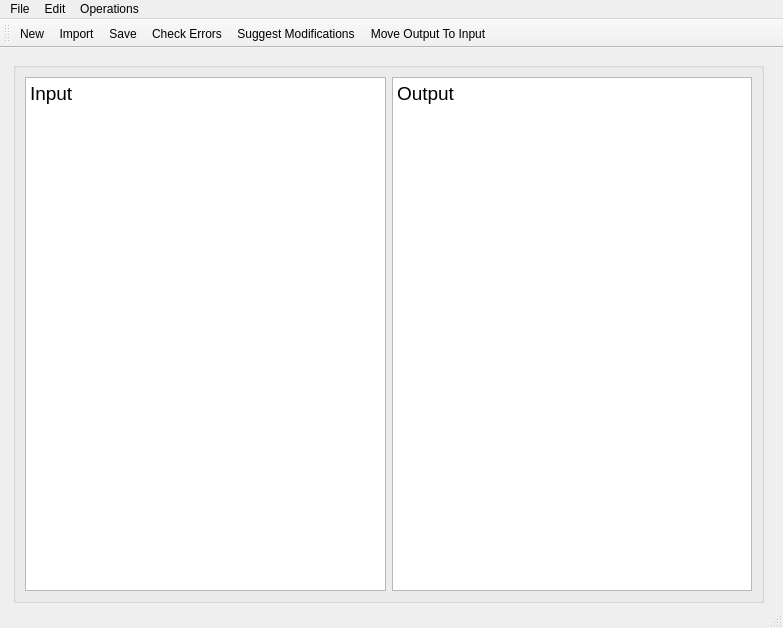
This is mainwindow.ui in amrfatouh/xml-editor as Qt 5 draws it before an edit. The edited form follows.
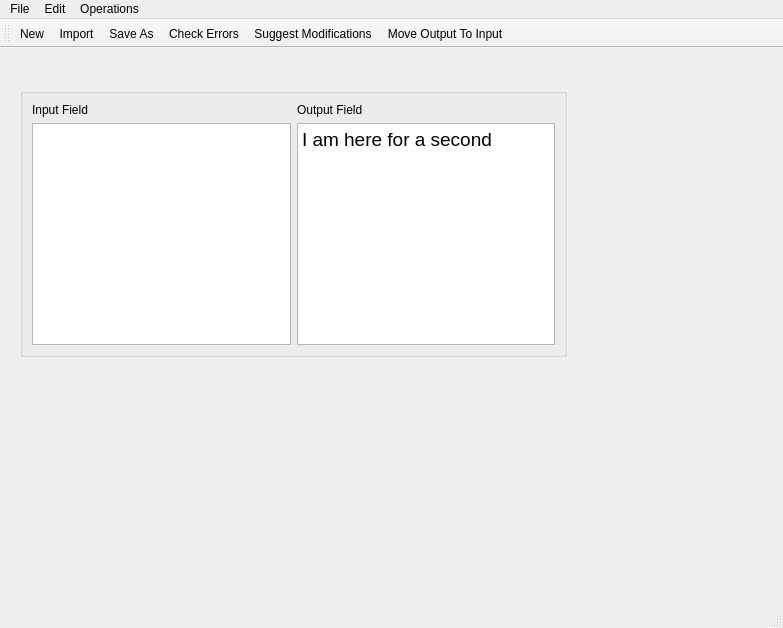
This is the edited form.

Commit message: save as functionality added & style sheet mod

What changed in the file:
```diff
--- a/mainwindow.ui
+++ b/mainwindow.ui
@@ -17,32 +17,52 @@
    <widget class="QGroupBox" name="groupBox">
     <property name="geometry">
      <rect>
-      <x>13</x>
-      <y>14</y>
-      <width>751</width>
-      <height>541</height>
+      <x>20</x>
+      <y>40</y>
+      <width>547</width>
+      <height>269</height>
      </rect>
     </property>
-    <layout class="QHBoxLayout" name="horizontalLayout">
-     <item>
+    <layout class="QGridLayout" name="gridLayout">
+     <item row="2" column="0">
       <widget class="QTextEdit" name="textEdit">
+       <property name="styleSheet">
+        <string notr="true">font: 14pt &quot;MS Shell Dlg 2&quot;;</string>
+       </property>
        <property name="html">
         <string>&lt;!DOCTYPE HTML PUBLIC &quot;-//W3C//DTD HTML 4.0//EN&quot; &quot;http://www.w3.org/TR/REC-html40/strict.dtd&quot;&gt;
 &lt;html&gt;&lt;head&gt;&lt;meta name=&quot;qrichtext&quot; content=&quot;1&quot; /&gt;&lt;style type=&quot;text/css&quot;&gt;
 p, li { white-space: pre-wrap; }
-&lt;/style&gt;&lt;/head&gt;&lt;body style=&quot; font-family:'MS Shell Dlg 2'; font-size:7.8pt; font-weight:400; font-style:normal;&quot;&gt;
-&lt;p style=&quot; margin-top:0px; margin-bottom:0px; margin-left:0px; margin-right:0px; -qt-block-indent:0; text-indent:0px;&quot;&gt;&lt;span style=&quot; font-size:14pt;&quot;&gt;Input&lt;/span&gt;&lt;/p&gt;&lt;/body&gt;&lt;/html&gt;</string>
+&lt;/style&gt;&lt;/head&gt;&lt;body style=&quot; font-family:'MS Shell Dlg 2'; font-size:14pt; font-weight:400; font-style:normal;&quot;&gt;
+&lt;p style=&quot;-qt-paragraph-type:empty; margin-top:0px; margin-bottom:0px; margin-left:0px; margin-right:0px; -qt-block-indent:0; text-indent:0px;&quot;&gt;&lt;br /&gt;&lt;/p&gt;&lt;/body&gt;&lt;/html&gt;</string>
        </property>
       </widget>
      </item>
-     <item>
+     <item row="2" column="1">
       <widget class="QTextBrowser" name="textBrowser">
+       <property name="styleSheet">
+        <string notr="true">font: 14pt &quot;MS Shell Dlg 2&quot;;</string>
+       </property>
        <property name="html">
         <string>&lt;!DOCTYPE HTML PUBLIC &quot;-//W3C//DTD HTML 4.0//EN&quot; &quot;http://www.w3.org/TR/REC-html40/strict.dtd&quot;&gt;
 &lt;html&gt;&lt;head&gt;&lt;meta name=&quot;qrichtext&quot; content=&quot;1&quot; /&gt;&lt;style type=&quot;text/css&quot;&gt;
 p, li { white-space: pre-wrap; }
-&lt;/style&gt;&lt;/head&gt;&lt;body style=&quot; font-family:'MS Shell Dlg 2'; font-size:7.8pt; font-weight:400; font-style:normal;&quot;&gt;
-&lt;p style=&quot; margin-top:0px; margin-bottom:0px; margin-left:0px; margin-right:0px; -qt-block-indent:0; text-indent:0px;&quot;&gt;&lt;span style=&quot; font-size:14pt;&quot;&gt;Output&lt;/span&gt;&lt;/p&gt;&lt;/body&gt;&lt;/html&gt;</string>
+&lt;/style&gt;&lt;/head&gt;&lt;body style=&quot; font-family:'MS Shell Dlg 2'; font-size:14pt; font-weight:400; font-style:normal;&quot;&gt;
+&lt;p style=&quot; margin-top:0px; margin-bottom:0px; margin-left:0px; margin-right:0px; -qt-block-indent:0; text-indent:0px;&quot;&gt;I am here for a second&lt;/p&gt;&lt;/body&gt;&lt;/html&gt;</string>
+       </property>
+      </widget>
+     </item>
+     <item row="1" column="0">
+      <widget class="QLabel" name="label">
+       <property name="text">
+        <string>Input Field</string>
+       </property>
+      </widget>
+     </item>
+     <item row="1" column="1">
+      <widget class="QLabel" name="label_2">
+       <property name="text">
+        <string>Output Field</string>
        </property>
       </widget>
      </item>
@@ -100,7 +120,7 @@
    </attribute>
    <addaction name="actionNew"/>
    <addaction name="actionImport"/>
-   <addaction name="actionSave"/>
+   <addaction name="actionSave_As"/>
    <addaction name="actionCheck_Errors"/>
    <addaction name="actionSuggest_Modifications"/>
    <addaction name="actionMove_Output_To_Input"/>
@@ -115,11 +135,6 @@
     <string>Import</string>
    </property>
   </action>
-  <action name="actionSave">
-   <property name="text">
-    <string>Save</string>
-   </property>
-  </action>
   <action name="actionCheck_Errors">
    <property name="text">
     <string>Check Errors</string>
@@ -155,6 +170,11 @@
     <string>Move Output To Input</string>
    </property>
   </action>
+  <action name="actionSave_As">
+   <property name="text">
+    <string>Save As</string>
+   </property>
+  </action>
  </widget>
  <resources/>
  <connections/>
```
Left out of the diff: 2 changed lines with no effect on the pictures. The commit also changes 2 other files.
